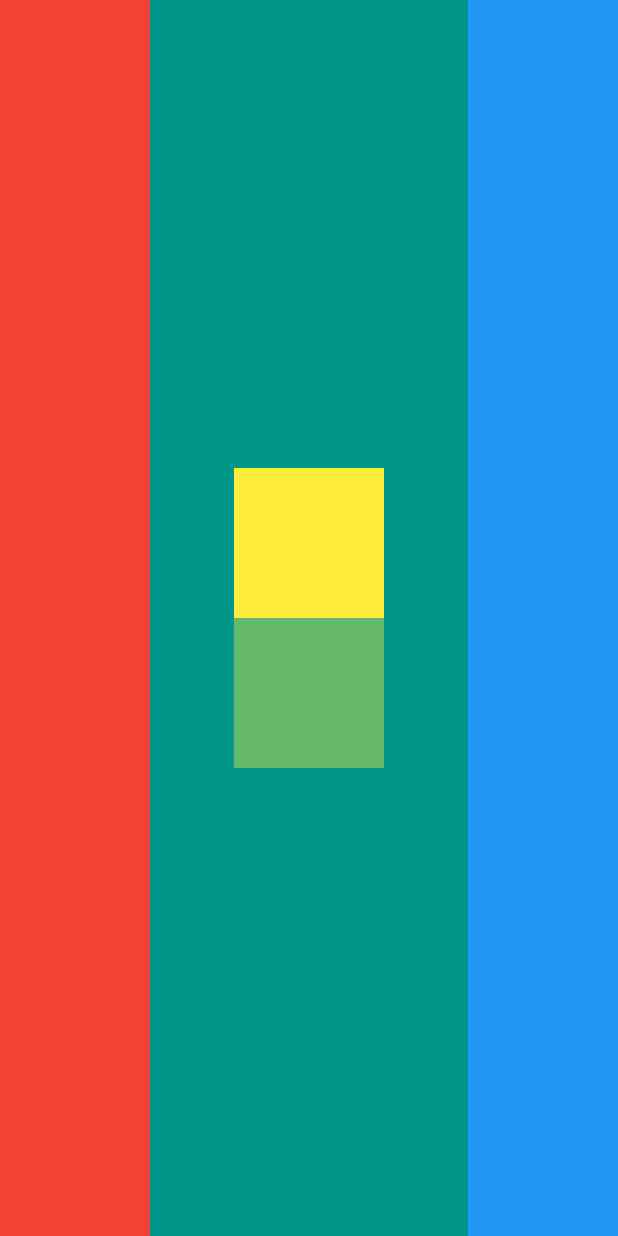
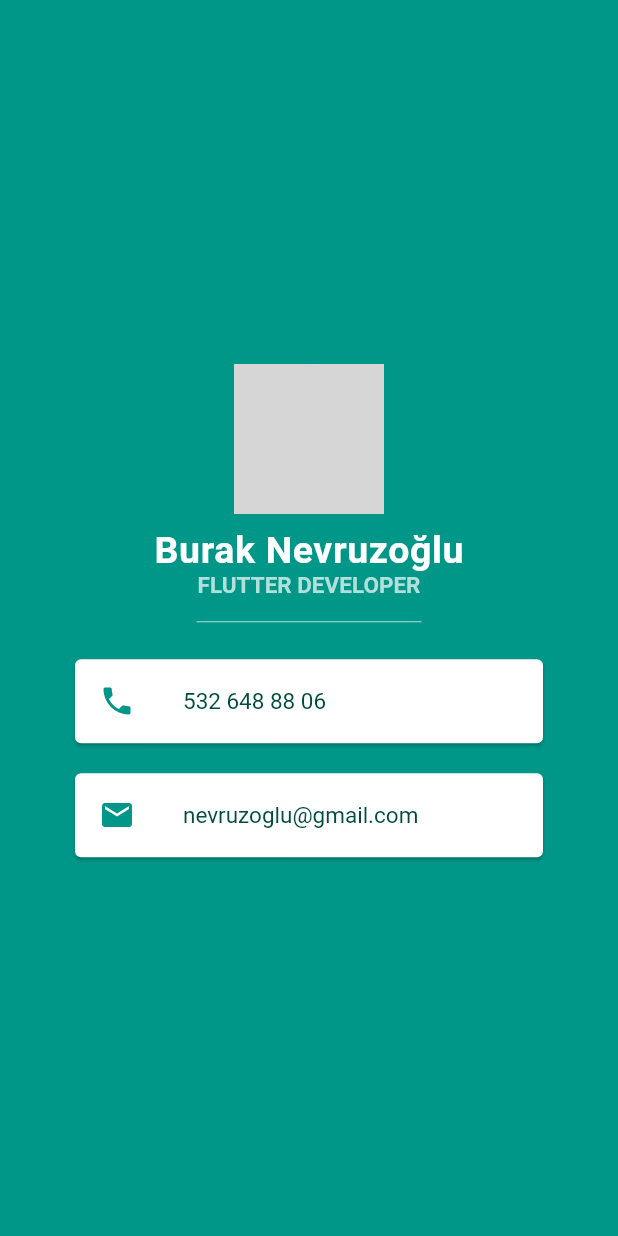
Before and after one commit to nevruzoglu/Flutter_First, a Flutter app: the screen it shows after launch, on a phone screen of 412 x 824 dp. Run offline on Flutter 3.47's test engine with Material 2 defaults, Android fonts, the phone set to English and light mode, and no system bars; Roboto replaces fonts that are missing (Lobster, SourceSans); grey boxes are pictures that could not be loaded.

Commit message:
Flutter Developer page

```diff
--- a/lib/main.dart
+++ b/lib/main.dart
@@ -1,3 +1,4 @@
+import 'package:flutter/cupertino.dart';
 import 'package:flutter/material.dart';
 
 void main() {
@@ -11,40 +12,78 @@ class MyApp extends StatelessWidget {
       home: Scaffold(
         backgroundColor: Colors.teal,
         body: SafeArea(
-            child: Row(
-              mainAxisAlignment: MainAxisAlignment.spaceBetween,
-              children: <Widget>[
-                Container(
-                  color: Colors.red,
-                  width: 100,
-                ),
-                Container(
           child: Column(
             mainAxisAlignment: MainAxisAlignment.center,
             children: <Widget>[
-                      Container(
-                        color: Colors.yellow,
-                        width: 100,
-                        height: 100,
+              CircleAvatar(
+                radius: 50,
+                backgroundImage: AssetImage('images/profile.jfif'),
               ),
-                      Opacity(
-                        opacity: 0.4,
-                        child: Container(
-                          color: Colors.yellow,
-                          width: 100,
-                          height: 100,
+              SizedBox(height: 10),
+              Text(
+                'Burak Nevruzoğlu',
+                style: TextStyle(
+                  color: Colors.white,
+                  fontWeight: FontWeight.w600,
+                  fontSize: 25,
+                  letterSpacing: 0.4,
+                  fontFamily: 'Lobster',
                 ),
               ),
+              Text(
+                'FLUTTER DEVELOPER',
+                style: TextStyle(
+                  color: Colors.teal.shade100,
+                  fontSize: 15,
+                  fontWeight: FontWeight.bold,
+                  fontFamily: 'SourceSans',
+                ),
+              ),
+              SizedBox(
+                height: 30,
+                width: 150,
+                child: Divider(
+                  color: Colors.teal.shade100,
+                ),
+              ),
+              Card(
+                margin: EdgeInsets.symmetric(vertical: 10, horizontal: 50),
+                child: ListTile(
+                  leading: Icon(
+                    Icons.phone,
+                    color: Colors.teal,
+                  ),
+                  title: Text(
+                    '532 648 88 06',
+                    style: TextStyle(
+                      color: Colors.teal.shade900,
+                      fontFamily: 'SourceSans',
+                      fontSize: 15,
+                    ),
+                  ),
+                ),
+              ),
+              Card(
+                margin: EdgeInsets.symmetric(vertical: 10, horizontal: 50),
+                child: ListTile(
+                  leading: Icon(
+                    Icons.mail,
+                    color: Colors.teal,
+                  ),
+                  title: Text(
+                    'nevruzoglu@gmail.com',
+                    style: TextStyle(
+                      color: Colors.teal.shade900,
+                      fontFamily: 'SourceSans',
+                      fontSize: 15,
+                    ),
+                  ),
+                ),
+              )
             ],
           ),
         ),
-                Container(
-                  color: Colors.blue,
-                  width: 100,
       ),
-              ],
-            ),
-          )),
     );
   }
 }
```
Lines whose indentation alone changed are shown as unchanged.
